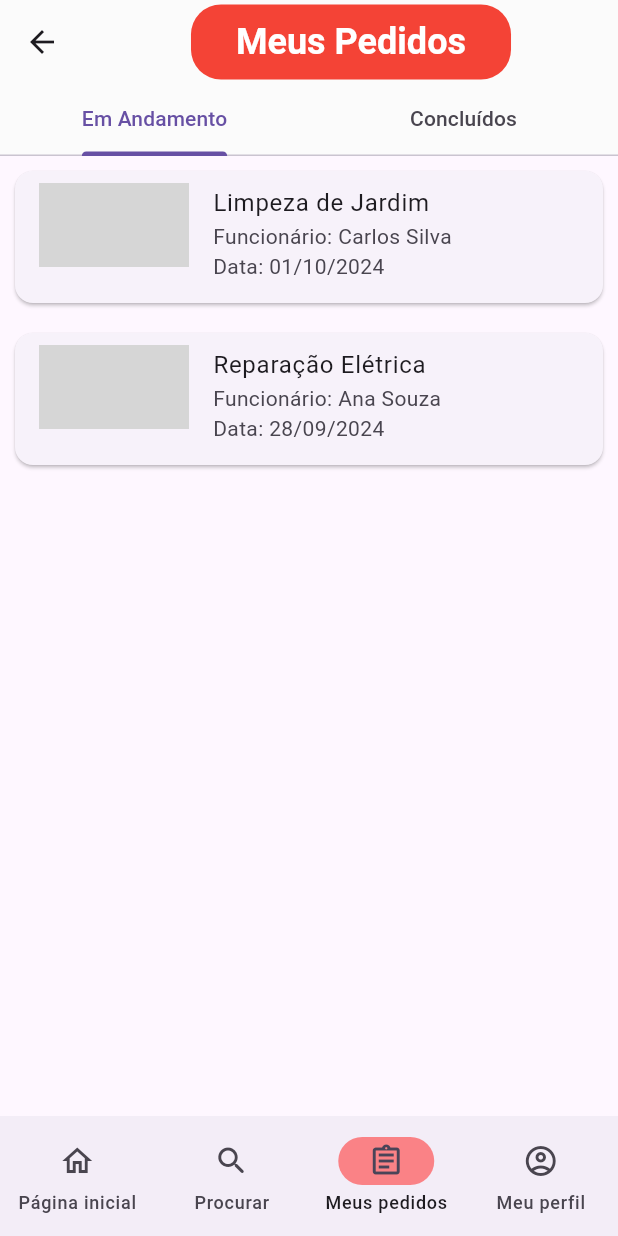
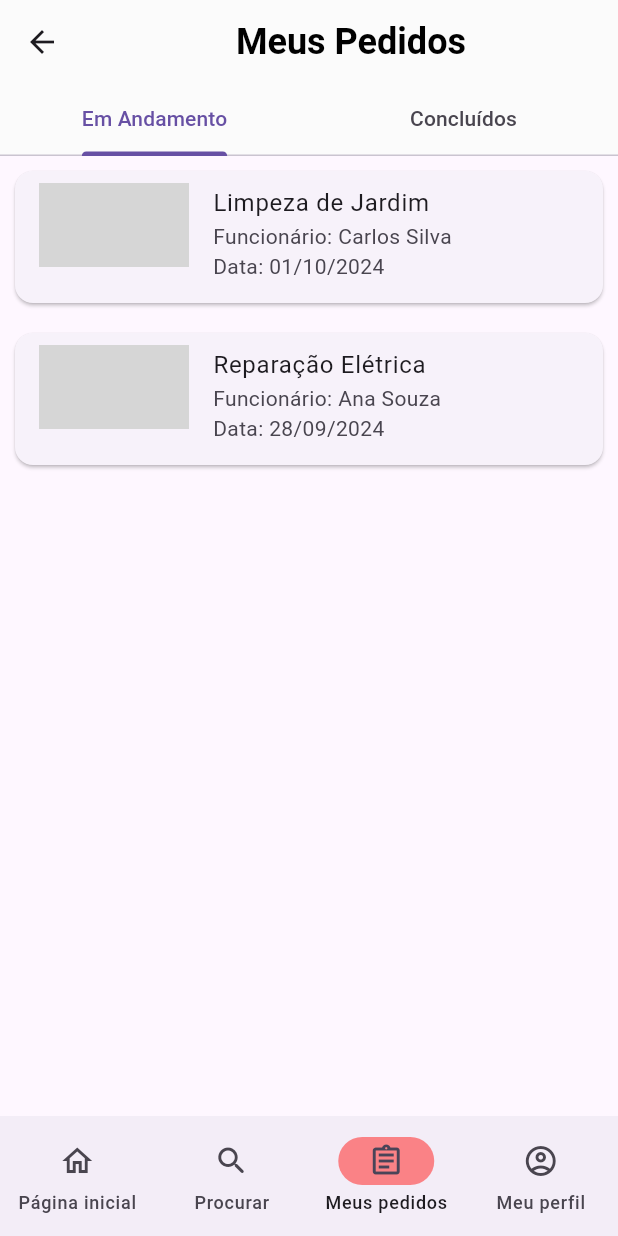
Before and after one commit to arthursetragni/sprint2completo, a Flutter app: the MeusPedidosPage screen opened by its route, on a phone screen of 412 x 824 dp. Run offline on Flutter 3.47's test engine with Material 3 defaults, Android fonts, the light colour scheme and no system bars; our stand-ins replace flutter_svg, shared_preferences; accounts and stored records are empty; network calls fail; grey boxes are pictures that could not be loaded.

Commit message:
Atualização do título da página
Tirei a cor de fundo laranja, em resumo deixei o título mais simples

```diff
--- a/lib/MeusPedidos.dart
+++ b/lib/MeusPedidos.dart
@@ -19,16 +19,12 @@ class _MeusPedidosPageState extends State<MeusPedidosPage> {
           title: Center(
             child: Container(
               padding: EdgeInsets.symmetric(horizontal: 30, vertical: 10),
-              decoration: BoxDecoration(
-                color: Colors.red, // Cor de fundo
-                borderRadius: BorderRadius.circular(20), // Bordas arredondadas
-              ),
               child: Text(
                 'Meus Pedidos',
                 style: TextStyle(
                   fontSize: 24,
                   fontWeight: FontWeight.bold,
-                  color: Colors.white,
+                  color: const Color.fromARGB(255, 0, 0, 0),
                 ),
               ),
             ),
@@ -40,7 +36,7 @@ class _MeusPedidosPageState extends State<MeusPedidosPage> {
             ],
           ),
           backgroundColor: const Color.fromARGB(
-              255, 251, 251, 251), // Ajuste do fundo da AppBar para combinar
+              255, 251, 251, 251),
         ),
         body: TabBarView(
           children: [
```
